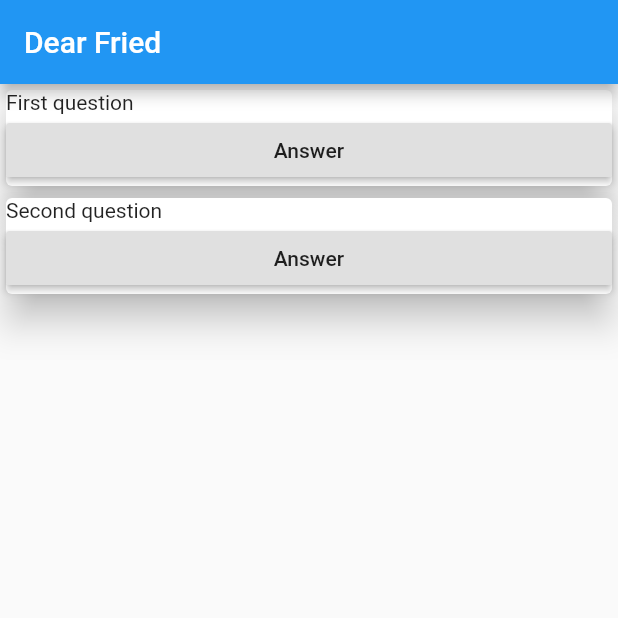
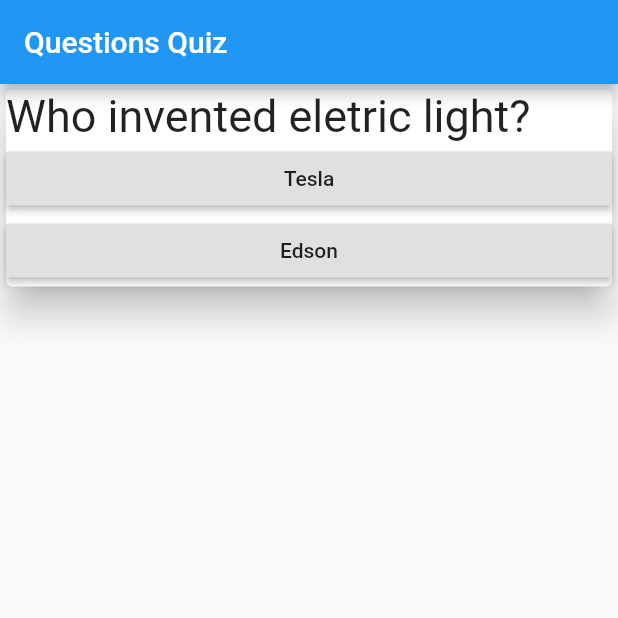
Before and after one commit to darlynvailatti/first-app-flutter, a Flutter app: the screen it shows after launch, on a phone screen of 412 x 824 dp, the top half of it. Run offline on Flutter 3.47's test engine with Material 2 defaults, Android fonts, the phone set to English and light mode, and no system bars.

Commit message:
Added more features to Quiz App
- Wrapped into widgets

```diff
--- /dev/null
+++ b/lib/domain/answer.dart
@@ -0,0 +1,7 @@
+class Answer {
+
+  String _description;
+  Answer(this._description);
+
+  String get description => _description;
+}
--- /dev/null
+++ b/lib/domain/question.dart
@@ -0,0 +1,15 @@
+
+import 'answer.dart';
+
+class Question {
+
+  String _description;
+  Map<Answer, bool>_answers;
+
+  Question(this._description, this._answers);
+
+  Map<Answer, bool> get answers => _answers;
+
+  String get description => _description;
+
+}
--- a/lib/main.dart
+++ b/lib/main.dart
@@ -1,46 +1,69 @@
-import 'package:flutter/foundation.dart';
 import 'package:flutter/material.dart';
+import 'package:my_first_app/domain/answer.dart';
+import 'package:my_first_app/domain/question.dart';
+import 'package:my_first_app/widget/no_questions.dart';
+import 'package:my_first_app/widget/question_card.dart';
+import 'package:my_first_app/widget/quiz.dart';
 
 void main() {
   runApp(MyApp());
 }
 
-class MyApp extends StatelessWidget {
+class MyApp extends StatefulWidget {
+  @override
+  State<StatefulWidget> createState() {
+    return _MyAppState();
+  }
+}
+
+class _MyAppState extends State<MyApp> {
+  List<Widget> _questionsWidgets = List<Widget>();
+  int _questionIndex = 0;
+
+  void _chooseAnswer() {
+    setState(() {
+      _questionIndex++;
+    });
+  }
+
+  void _buildQuestions() {
+    print('Building questions...');
+    Question questionOne = Question("Who invented eletric light?",
+        {Answer("Tesla"): true, Answer("Edson"): false});
+
+    Question questionTwo = Question("What's yout favorite animal?",
+        {Answer("Zebra"): true, Answer("Lion"): false});
+
+    var questionCardOneWidget = QuestionCard(questionOne, _chooseAnswer);
+    var questionCardTwoWidget = QuestionCard(questionTwo, _chooseAnswer);
+
+    _questionsWidgets.clear();
+    _questionsWidgets.addAll([questionCardOneWidget, questionCardTwoWidget]);
+  }
+
+  bool _isAnyQuestionYet() {
+    print('Question Index: $_questionIndex | $_questionsWidgets');
+    return _questionIndex < _questionsWidgets.length;
+  }
+
+  @override
+  void initState() {
+    _buildQuestions();
+    super.initState();
+  }
+
   @override
   Widget build(BuildContext context) {
-
-    List<String> questions = [
-      'First question',
-      'Second question',
-    ];
-
-    List<Widget> questionsWidgets = List<Widget>();
-    for(String question in questions){
-      Card card = Card(
-        elevation: 10,
-        child: ListBody(
-          children: [
-            Text(question),
-            RaisedButton(
-              child: Text('Answer'),
-              onPressed: () => print('Pressed button of question ' + question),
-            )
-          ],
-        ),
-      );
-      questionsWidgets.add(card);
-    }
-
     return MaterialApp(
       home: Scaffold(
-
         appBar: AppBar(
-          title: Text('Dear Fried'),
+          title: Text('Questions Quiz'),
         ),
-        body: Column(
-          children:
-            questionsWidgets,
-        ),
+        body: Column(children: [
+          _isAnyQuestionYet()
+              ? Quiz(_questionsWidgets[_questionIndex])
+              : NoQuestions()
+        ]),
       ),
     );
   }
--- /dev/null
+++ b/lib/widget/no_questions.dart
@@ -0,0 +1,20 @@
+
+
+import 'package:flutter/cupertino.dart';
+
+class NoQuestions extends StatelessWidget {
+
+  @override
+  Widget build(BuildContext context) {
+
+    return Center(
+      child: Text(
+        'No questions avaliable',
+        style: TextStyle(
+          fontSize: 20
+        ),
+      ),
+    );
+  }
+
+}
--- /dev/null
+++ b/lib/widget/question_card.dart
@@ -0,0 +1,42 @@
+import 'package:flutter/material.dart';
+import 'package:my_first_app/domain/answer.dart';
+import 'package:my_first_app/domain/question.dart';
+
+class QuestionCard extends StatelessWidget {
+  final Question _question;
+
+  final Function _chooseAnswer;
+
+  QuestionCard(this._question, this._chooseAnswer);
+
+  @override
+  Widget build(BuildContext context) {
+    List<RaisedButton> answersWidgets = [];
+
+    _question.answers.forEach((answer, isCorrect) => {
+          answersWidgets.add(RaisedButton(
+            child: Text(answer.description),
+            onPressed: _chooseAnswer,
+          ))
+        });
+
+    return Card(
+      elevation: 10,
+      child: ListBody(
+        children: [
+          Text(
+            _question.description,
+            style: TextStyle(
+              fontSize: 30,
+            ),
+          ),
+          Container(
+            child: ListBody(
+              children: answersWidgets,
+            ),
+          ),
+        ],
+      ),
+    );
+  }
+}
--- /dev/null
+++ b/lib/widget/quiz.dart
@@ -0,0 +1,17 @@
+import 'package:flutter/cupertino.dart';
+import 'package:my_first_app/widget/question_card.dart';
+
+class Quiz extends StatelessWidget {
+
+  final QuestionCard _questionCard;
+
+  Quiz(this._questionCard);
+
+  @override
+  Widget build(BuildContext context) {
+    return Column(
+      children: [_questionCard],
+    );
+  }
+
+}
--- a/pubspec.yaml
+++ b/pubspec.yaml
@@ -14,7 +14,7 @@ description: A new Flutter project.
 version: 1.0.0+1
 
 environment:
-  sdk: ">=2.1.0 <3.0.0"
+  sdk: ">=2.2.0 <3.0.0"
 
 dependencies:
   flutter:
```
